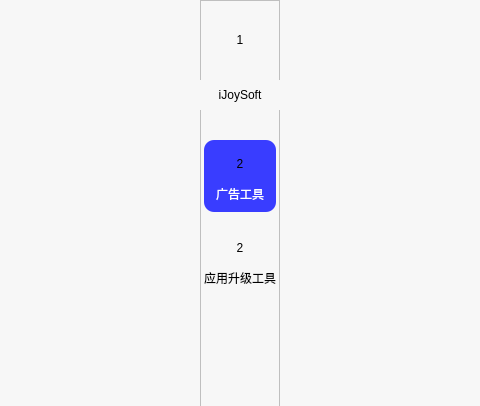
Above: main_window_ui.ui from WanKaKa/IjsGiftWall before the change; both pictures show x 454 to 934 and y 0 to 406 of the 1400 by 720 pixel window. Below: the same form after it.
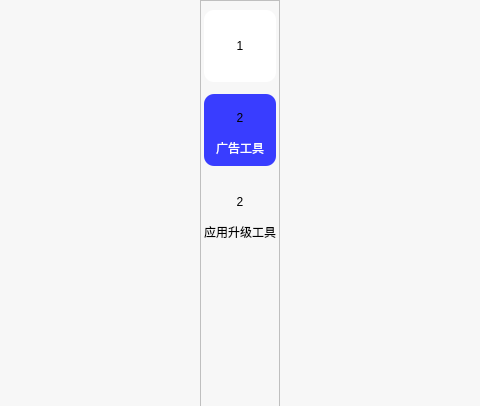
That is the form after the change.

```diff
--- a/main_window_ui.ui
+++ b/main_window_ui.ui
@@ -69,27 +69,46 @@
        <property name="frameShadow">
         <enum>QFrame::Raised</enum>
        </property>
-       <widget class="QLabel" name="icon">
+       <widget class="QFrame" name="logo_layout">
         <property name="geometry">
          <rect>
-          <x>10</x>
+          <x>4</x>
           <y>10</y>
-          <width>60</width>
-          <height>60</height>
+          <width>72</width>
+          <height>72</height>
          </rect>
         </property>
-        <property name="text">
-         <string>1</string>
+        <property name="styleSheet">
+         <string notr="true">background-color: rgb(255, 255, 255); border: none; border-radius: 10px;</string>
         </property>
-        <property name="alignment">
-         <set>Qt::AlignCenter</set>
+        <property name="frameShape">
+         <enum>QFrame::NoFrame</enum>
         </property>
+        <property name="frameShadow">
+         <enum>QFrame::Plain</enum>
+        </property>
+        <widget class="QLabel" name="icon">
+         <property name="geometry">
+          <rect>
+           <x>12</x>
+           <y>12</y>
+           <width>48</width>
+           <height>48</height>
+          </rect>
+         </property>
+         <property name="text">
+          <string>1</string>
+         </property>
+         <property name="alignment">
+          <set>Qt::AlignCenter</set>
+         </property>
+        </widget>
        </widget>
        <widget class="QFrame" name="menu_layout_1">
         <property name="geometry">
          <rect>
           <x>4</x>
-          <y>140</y>
+          <y>94</y>
           <width>72</width>
           <height>72</height>
          </rect>
@@ -147,7 +166,7 @@
         <property name="geometry">
          <rect>
           <x>4</x>
-          <y>224</y>
+          <y>178</y>
           <width>72</width>
           <height>72</height>
          </rect>
@@ -201,26 +220,6 @@
          </property>
         </widget>
        </widget>
-       <widget class="QLabel" name="label">
-        <property name="geometry">
-         <rect>
-          <x>0</x>
-          <y>80</y>
-          <width>80</width>
-          <height>30</height>
-         </rect>
-        </property>
-        <property name="styleSheet">
-         <string notr="true">color: rgb(0, 0, 0);
-font: 12pt &quot;微软雅黑&quot;;</string>
-        </property>
-        <property name="text">
-         <string>iJoySoft</string>
-        </property>
-        <property name="alignment">
-         <set>Qt::AlignCenter</set>
-        </property>
-       </widget>
        <widget class="QFrame" name="menu_layout_settings">
         <property name="geometry">
          <rect>
```
